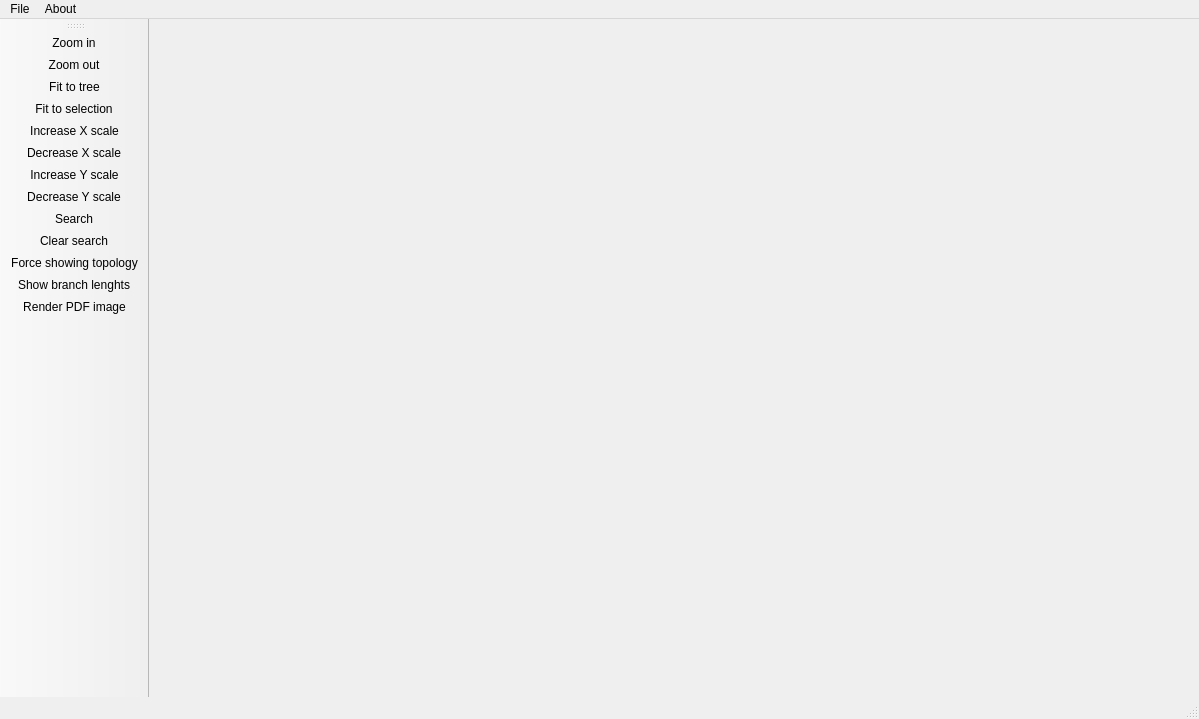
Qt form ete2/treeview/ete_qt4app.ui (etetoolkit/ete) before a commit.
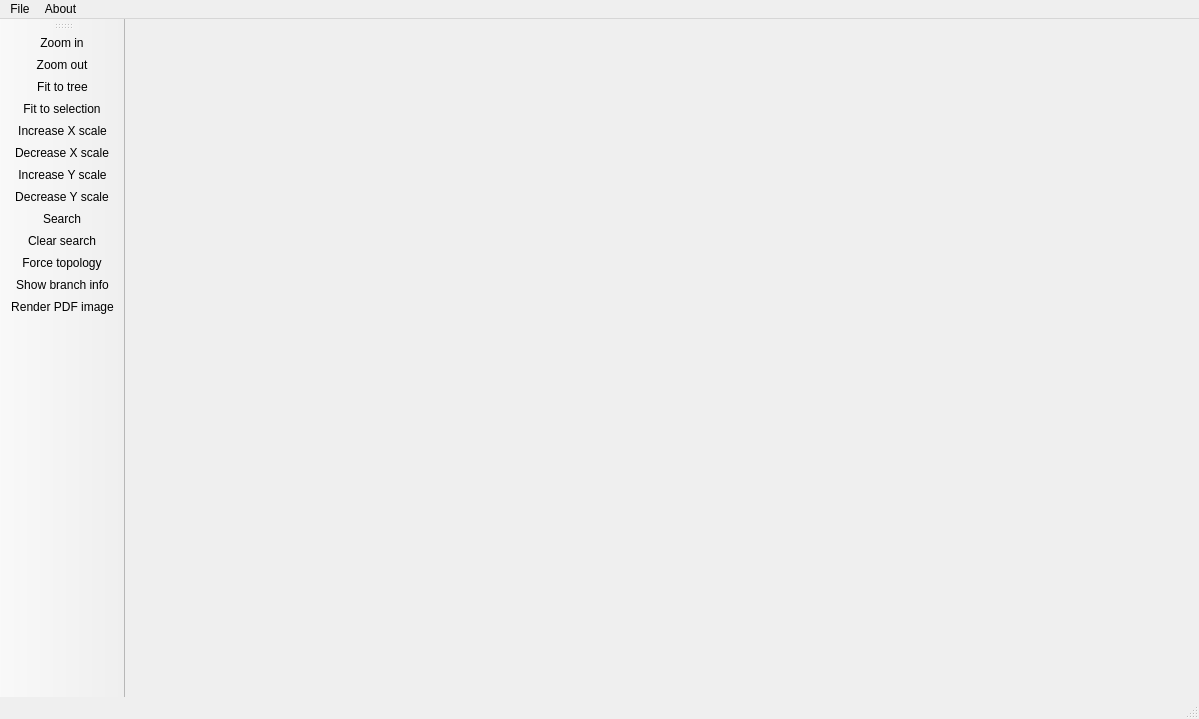
The same form after that commit.

```diff
--- a/ete2/treeview/ete_qt4app.ui
+++ b/ete2/treeview/ete_qt4app.ui
@@ -15,9 +15,9 @@
   <widget class="QWidget" name="centralwidget" >
    <property name="geometry" >
     <rect>
-     <x>153</x>
+     <x>123</x>
      <y>24</y>
-     <width>1046</width>
+     <width>1076</width>
      <height>671</height>
     </rect>
    </property>
@@ -67,7 +67,7 @@
     <rect>
      <x>0</x>
      <y>24</y>
-     <width>153</width>
+     <width>123</width>
      <height>671</height>
     </rect>
    </property>
@@ -128,7 +128,7 @@
     <bool>true</bool>
    </property>
    <property name="text" >
-    <string>Show branch lenghts</string>
+    <string>Show branch info</string>
    </property>
    <property name="shortcut" >
     <string>L</string>
@@ -160,7 +160,7 @@
     <bool>true</bool>
    </property>
    <property name="text" >
-    <string>Force showing topology</string>
+    <string>Force topology</string>
    </property>
    <property name="toolTip" >
     <string>Allows to see topology by setting assuming all branch lenghts are 1.0</string>
```
